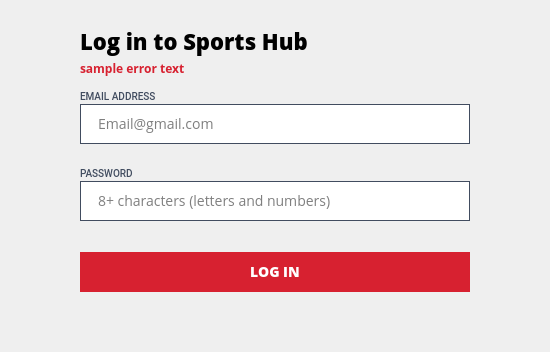
kleroop/TechCourse_2022_12, file client/screens/login.ui: the form before one commit; both pictures show x 316 to 866 and y 205 to 557 of the 1174 by 726 pixel window.
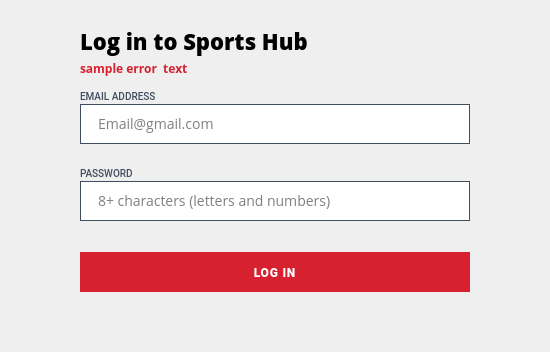
The form after the commit. Icons and pictures are not drawn.

Commit message: login block, user profile styles, fixed fonts

The edit to the form file:
```diff
--- a/client/screens/login.ui
+++ b/client/screens/login.ui
@@ -204,6 +204,7 @@
              <font>
               <family>Open Sans</family>
               <pointsize>-1</pointsize>
+              <weight>75</weight>
               <italic>false</italic>
               <bold>true</bold>
              </font>
@@ -217,7 +218,7 @@
 line-height: 17px;</string>
             </property>
             <property name="text">
-             <string>sample error text</string>
+             <string>sample error  text</string>
             </property>
             <property name="wordWrap">
              <bool>true</bool>
@@ -477,15 +478,6 @@
                  </color>
                 </brush>
                </colorrole>
-               <colorrole role="PlaceholderText">
-                <brush brushstyle="SolidPattern">
-                 <color alpha="255">
-                  <red>255</red>
-                  <green>255</green>
-                  <blue>255</blue>
-                 </color>
-                </brush>
-               </colorrole>
               </active>
               <inactive>
                <colorrole role="WindowText">
@@ -542,15 +534,6 @@
                  </color>
                 </brush>
                </colorrole>
-               <colorrole role="PlaceholderText">
-                <brush brushstyle="SolidPattern">
-                 <color alpha="255">
-                  <red>255</red>
-                  <green>255</green>
-                  <blue>255</blue>
-                 </color>
-                </brush>
-               </colorrole>
               </inactive>
               <disabled>
                <colorrole role="WindowText">
@@ -607,22 +590,14 @@
                  </color>
                 </brush>
                </colorrole>
-               <colorrole role="PlaceholderText">
-                <brush brushstyle="SolidPattern">
-                 <color alpha="255">
-                  <red>255</red>
-                  <green>255</green>
-                  <blue>255</blue>
-                 </color>
-                </brush>
-               </colorrole>
               </disabled>
              </palette>
             </property>
             <property name="font">
              <font>
-              <family>Open Sans</family>
+              <family>Roboto</family>
               <pointsize>-1</pointsize>
+              <weight>87</weight>
               <italic>false</italic>
               <bold>true</bold>
              </font>
@@ -634,12 +609,14 @@
              <string notr="true">background-color: #d72130;
 color: rgb(255, 255, 255);
 border: none; 
-font-family: 'Open Sans';
+
+font-family: 'Roboto';
 font-style: normal;
 font-weight: 700;
-font-size: 14px;
-line-height: 19px;
-</string>
+font-size: 12px;
+line-height: 14px;
+letter-spacing: 0.8px;
+text-transform: uppercase;</string>
             </property>
             <property name="text">
              <string>LOG IN</string>
```
Left out of the diff: 9 changed lines with no effect on the pictures. The commit also changes 9 other files.
